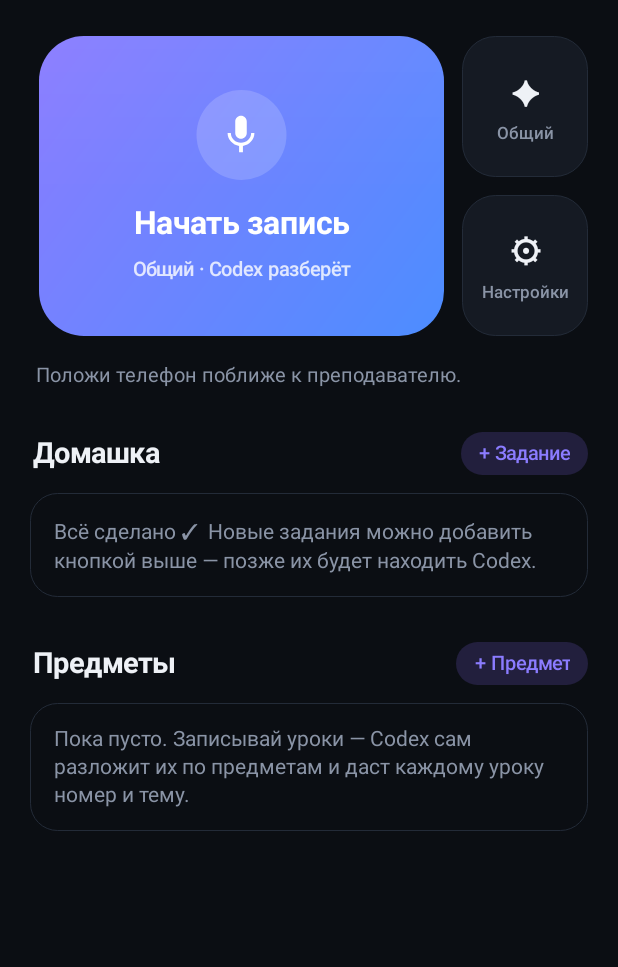
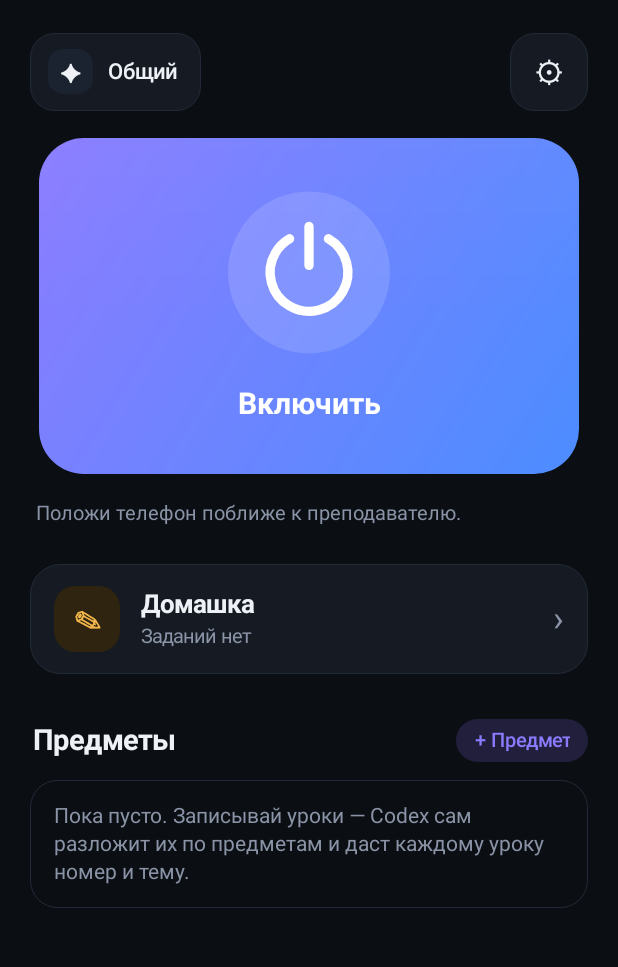
Before and after one commit to mirrip/konspektor, an Android app: the screen it shows after launch (MainActivity), on a phone screen of 412 x 824 dp, the part 105-1072 px from its top. Run offline under Robolectric (Android 15) with nearby library versions, the phone set to English and light mode, and no system bars.

Commit message:
Konspektor 0.4: power-switch button, controls above it, homework as its own section filled by Codex

```diff
--- a/app/build.gradle.kts
+++ b/app/build.gradle.kts
@@ -12,8 +12,8 @@ android {
         applicationId = "app.konspektor"
         minSdk = 26
         targetSdk = 36
-        versionCode = 3
-        versionName = "0.3"
+        versionCode = 4
+        versionName = "0.4"
     }
 
     buildTypes {
--- a/app/src/main/AndroidManifest.xml
+++ b/app/src/main/AndroidManifest.xml
@@ -32,6 +32,7 @@
 
         <activity android:name=".SubjectActivity" android:exported="false" android:windowSoftInputMode="adjustResize" />
         <activity android:name=".LessonActivity" android:exported="false" />
+        <activity android:name=".HomeworkActivity" android:exported="false" />
         <activity android:name=".SettingsActivity" android:exported="false" android:windowSoftInputMode="adjustResize" />
 
         <service
--- a/app/src/main/java/app/konspektor/MainActivity.kt
+++ b/app/src/main/java/app/konspektor/MainActivity.kt
@@ -41,24 +41,40 @@ class MainActivity : BaseActivity() {
         takeKeyFromIntent(intent)
         val col = page("Конспектор", Ui.today(), back = false)
 
-        // --- record row: big square + two small squares
-        val row = LinearLayout(this).apply { orientation = LinearLayout.HORIZONTAL }
+        // --- small controls above the big button: subject on the left, settings on the right
+        val controls = LinearLayout(this).apply {
+            orientation = LinearLayout.HORIZONTAL
+            gravity = Gravity.CENTER_VERTICAL
+        }
+        subjectSquare = LinearLayout(this).apply {
+            orientation = LinearLayout.HORIZONTAL
+            gravity = Gravity.CENTER_VERTICAL
+            background = pressable(Ui.SURFACE, 16)
+            setPadding(dp(12), 0, dp(16), 0)
+            setOnClickListener { chooseSubject() }
+        }
+        subjectIcon = text("✦", 16f, Ui.TEXT, Ui.BOLD).apply {
+            gravity = Gravity.CENTER
+            background = rounded(Ui.SURFACE2, 10)
+            layoutParams = LinearLayout.LayoutParams(dp(30), dp(30))
+        }
+        subjectName = text("Общий", 14.5f, Ui.TEXT, Ui.MEDIUM).apply {
+            setPadding(dp(10), 0, 0, 0)
+            maxLines = 1
+            ellipsize = TextUtils.TruncateAt.END
+        }
+        subjectSquare.addView(subjectIcon)
+        subjectSquare.addView(subjectName)
+        controls.addView(subjectSquare, LinearLayout.LayoutParams(ViewGroup.LayoutParams.WRAP_CONTENT, dp(52)))
+        controls.addView(View(this), LinearLayout.LayoutParams(0, 1, 1f))
+        controls.addView(iconButton("⚙") {
+            startActivity(Intent(this, SettingsActivity::class.java))
+        }.apply { background = pressable(Ui.SURFACE, 16) }, LinearLayout.LayoutParams(dp(52), dp(52)))
+        col.addView(full(controls, null, 18))
+
+        // --- the big full-width on/off button
         button = RecordButton(this).apply { setOnClickListener { onButton() } }
-        row.addView(button, LinearLayout.LayoutParams(0, dp(212), 1f))
-        val side = LinearLayout(this).apply {
-            orientation = LinearLayout.VERTICAL
-            setPadding(dp(6), dp(6), 0, dp(6))
-        }
-        subjectSquare = smallSquare("•", "Общий") { chooseSubject() }
-        subjectIcon = subjectSquare.getChildAt(0) as TextView
-        subjectName = subjectSquare.getChildAt(1) as TextView
-        side.addView(subjectSquare, LinearLayout.LayoutParams(dp(84), 0, 1f))
-        side.addView(View(this), LinearLayout.LayoutParams(1, dp(12)))
-        side.addView(smallSquare("⚙", "Настройки") {
-            startActivity(Intent(this, SettingsActivity::class.java))
-        }, LinearLayout.LayoutParams(dp(84), 0, 1f))
-        row.addView(side, LinearLayout.LayoutParams(ViewGroup.LayoutParams.WRAP_CONTENT, dp(212)))
-        col.addView(full(row, null, 14))
+        col.addView(full(button, 236, 12))
 
         statusText = text("", 13.5f, Ui.MUTED).apply { setPadding(dp(4), dp(12), dp(4), 0) }
         col.addView(full(statusText))
@@ -84,21 +100,6 @@ class MainActivity : BaseActivity() {
         subjectsCol = LinearLayout(this).apply { orientation = LinearLayout.VERTICAL }
         col.addView(full(subjectsCol))
         col.addView(spacer(28))
-    }
-
-    private fun smallSquare(icon: String, name: String, onClick: () -> Unit) = LinearLayout(this).apply {
-        orientation = LinearLayout.VERTICAL
-        gravity = Gravity.CENTER
-        background = pressable(Ui.SURFACE, 22)
-        setPadding(dp(6), dp(6), dp(6), dp(6))
-        addView(text(icon, 22f, Ui.TEXT, Ui.BOLD).apply { gravity = Gravity.CENTER })
-        addView(text(name, 11.5f, Ui.MUTED, Ui.MEDIUM).apply {
-            gravity = Gravity.CENTER
-            setPadding(0, dp(6), 0, 0)
-            maxLines = 1
-            ellipsize = TextUtils.TruncateAt.END
-        })
-        setOnClickListener { onClick() }
     }
 
     override fun onNewIntent(intent: Intent) {
@@ -139,7 +140,7 @@ class MainActivity : BaseActivity() {
     private fun chooseSubject() {
         if (AppState.recording) { toast("Предмет меняется до начала записи"); return }
         val subjects = Subjects.list(this)
-        val items = listOf("Общий — Codex разберёт сам") + subjects + "+ Новый предмет"
+        val items = listOf("Общий") + subjects + "+ Новый предмет"
         dialog().setTitle("Предмет записи")
             .setItems(items.toTypedArray()) { _, which ->
                 when (which) {
@@ -156,24 +157,6 @@ class MainActivity : BaseActivity() {
             .show()
     }
 
-    private fun addHomework() {
-        askText("Новое задание", "Например: №12 и 15 к пятнице", "Дальше") { task ->
-            val subjects = Subjects.list(this)
-            if (subjects.isEmpty()) {
-                HomeworkStore.add(this, LessonStore.GENERAL, task)
-                listSignature = ""; renderLive()
-                return@askText
-            }
-            val items = subjects + "Без предмета"
-            dialog().setTitle("По какому предмету?")
-                .setItems(items.toTypedArray()) { _, which ->
-                    HomeworkStore.add(this, if (which < subjects.size) subjects[which] else LessonStore.GENERAL, task)
-                    listSignature = ""; renderLive()
-                }
-                .show()
-        }
-    }
-
     private fun openLesson(path: String) =
         startActivity(Intent(this, LessonActivity::class.java).putExtra(LessonActivity.EXTRA_DIR, path))
 
@@ -188,7 +171,7 @@ class MainActivity : BaseActivity() {
         val subject = if (rec) AppState.lessonDir?.let { LessonStore.subject(it) } ?: "" else prefs.currentSubject
         button.recording = rec
         button.level = AppState.level
-        button.subjectText = if (subject == LessonStore.GENERAL) "Общий · Codex разберёт" else subject
+        button.subjectText = if (subject == LessonStore.GENERAL) "" else subject
         if (rec) button.timerText = Ui.timer((System.currentTimeMillis() - AppState.startedAtMs) / 1000)
 
         val general = subject == LessonStore.GENERAL
@@ -235,21 +218,58 @@ class MainActivity : BaseActivity() {
         renderSubjects(lessons)
     }
 
+    /** Homework is its own section: one card here, the full list opens on tap. */
     private fun renderHomework() {
         val open = HomeworkStore.all(this).filter { !it.done }.sortedBy { it.createdMs }
         homeworkTitle.removeAllViews()
-        section(homeworkTitle, "Домашка", if (open.isEmpty()) null else "${open.size}", "+ Задание" to { addHomework() })
         homeworkCol.removeAllViews()
-        if (open.isEmpty()) {
-            homeworkCol.addView(full(emptyNote("Всё сделано ✓  Новые задания можно добавить кнопкой выше — позже их будет находить Codex."), null, 8))
-            return
+        val c = card(clickable = true).apply {
+            setOnClickListener { startActivity(Intent(this@MainActivity, HomeworkActivity::class.java)) }
         }
-        val c = card()
-        open.forEachIndexed { i, hw ->
-            if (i > 0) c.addView(divider())
-            c.addView(homeworkRow(hw) { listSignature = ""; renderLive() })
+        val head = LinearLayout(this).apply {
+            orientation = LinearLayout.HORIZONTAL
+            gravity = Gravity.CENTER_VERTICAL
         }
-        homeworkCol.addCard(c, 8)
+        head.addView(text("✎", 18f, Ui.AMBER, Ui.BOLD).apply {
+            gravity = Gravity.CENTER
+            background = rounded(Ui.AMBER_SOFT, 14)
+            layoutParams = LinearLayout.LayoutParams(dp(44), dp(44))
+        })
+        val mid = LinearLayout(this).apply {
+            orientation = LinearLayout.VERTICAL
+            setPadding(dp(14), 0, dp(8), 0)
+        }
+        mid.addView(text("Домашка", 17f, Ui.TEXT, Ui.BOLD))
+        mid.addView(text(
+            if (open.isEmpty()) "Заданий нет" else Ui.plural(open.size, "задание", "задания", "заданий") + " не сделано",
+            13f, if (open.isEmpty()) Ui.MUTED else Ui.AMBER
+        ).apply { setPadding(0, dp(4), 0, 0) })
+        head.addView(mid, LinearLayout.LayoutParams(0, ViewGroup.LayoutParams.WRAP_CONTENT, 1f))
+        head.addView(text("›", 24f, Ui.MUTED))
+        c.addView(head)
+        // short preview of the nearest tasks
+        open.take(2).forEach { hw ->
+            c.addView(divider())
+            c.addView(LinearLayout(this).apply {
+                orientation = LinearLayout.HORIZONTAL
+                gravity = Gravity.CENTER_VERTICAL
+                addView(View(this@MainActivity).apply {
+                    background = android.graphics.drawable.GradientDrawable().apply {
+                        shape = android.graphics.drawable.GradientDrawable.OVAL
+                        setColor(Ui.subjectColor(hw.subject))
+                    }
+                    layoutParams = LinearLayout.LayoutParams(dp(8), dp(8))
+                })
+                addView(text(
+                    (if (hw.subject != LessonStore.GENERAL) hw.subject + ":  " else "") + hw.text, 14f, Ui.TEXT
+                ).apply {
+                    setPadding(dp(12), 0, 0, 0)
+                    maxLines = 1
+                    ellipsize = TextUtils.TruncateAt.END
+                })
+            })
+        }
+        homeworkCol.addCard(c, 26)
     }
 
     private fun renderSubjects(lessons: List<LessonInfo>) {
--- a/app/src/main/java/app/konspektor/RecordButton.kt
+++ b/app/src/main/java/app/konspektor/RecordButton.kt
@@ -24,7 +24,7 @@ class RecordButton(context: Context) : View(context) {
         set(v) {
             if (field != v) history.fill(0f)
             field = v
-            contentDescription = if (v) "Остановить запись" else "Начать запись"
+            contentDescription = if (v) "Выключить запись" else "Включить запись"
             invalidate()
         }
     var level = 0f
@@ -49,7 +49,11 @@ class RecordButton(context: Context) : View(context) {
         textAlign = Paint.Align.CENTER
         typeface = Ui.MEDIUM
     }
-    private val mic = context.getDrawable(R.drawable.ic_mic)!!.mutate()
+    private val stroke = Paint(Paint.ANTI_ALIAS_FLAG).apply {
+        color = Color.WHITE
+        style = Paint.Style.STROKE
+        strokeCap = Paint.Cap.ROUND
+    }
     private val rect = RectF()
     private val tmp = RectF()
     private val history = FloatArray(21)
@@ -60,7 +64,7 @@ class RecordButton(context: Context) : View(context) {
     init {
         isClickable = true
         isFocusable = true
-        contentDescription = "Начать запись"
+        contentDescription = "Включить запись"
     }
 
     override fun onTouchEvent(event: MotionEvent): Boolean {
@@ -103,19 +107,23 @@ class RecordButton(context: Context) : View(context) {
 
     private fun drawIdle(canvas: Canvas, cx: Float) {
         val h = rect.height()
-        val circleR = min(30 * d, h * 0.17f)
-        val cy = rect.top + h * 0.33f
+        val cy = rect.top + h * 0.40f
+        val ring = min(54 * d, h * 0.26f)
         soft.shader = null
-        soft.color = Color.argb(42, 255, 255, 255)
-        canvas.drawCircle(cx, cy, circleR, soft)
-        val s = (circleR * 1.05f).toInt()
-        mic.setBounds((cx - s / 2).toInt(), (cy - s / 2).toInt(), (cx + s / 2).toInt(), (cy + s / 2).toInt())
-        mic.draw(canvas)
+        soft.color = Color.argb(34, 255, 255, 255)
+        canvas.drawCircle(cx, cy, ring, soft)
+        drawPowerIcon(canvas, cx, cy, ring * 0.48f)
 
-        title.textSize = 21 * sd
-        canvas.drawText("Начать запись", cx, rect.top + h * 0.66f, title)
-        caption.textSize = 13 * sd
-        canvas.drawText(subjectText, cx, rect.top + h * 0.80f, caption)
+        title.textSize = 20 * sd
+        canvas.drawText("Включить", cx, rect.top + h * 0.82f, title)
+    }
+
+    /** The standard power symbol: an open ring with a bar through the gap. */
+    private fun drawPowerIcon(canvas: Canvas, cx: Float, cy: Float, r: Float) {
+        stroke.strokeWidth = r * 0.24f
+        tmp.set(cx - r, cy - r, cx + r, cy + r)
+        canvas.drawArc(tmp, 300f, 300f, false, stroke)
+        canvas.drawLine(cx, cy - r * 1.18f, cx, cy - r * 0.18f, stroke)
     }
 
     private fun drawRecording(canvas: Canvas, cx: Float) {
@@ -133,7 +141,10 @@ class RecordButton(context: Context) : View(context) {
         bar.alpha = blink
         canvas.drawCircle(rect.left + 22 * d, rect.top + 22 * d, 4 * d, bar)
         bar.alpha = 255
-        canvas.drawText("ЗАПИСЬ · $subjectText", rect.left + 32 * d, rect.top + 26 * d, caption)
+        canvas.drawText(
+            if (subjectText.isEmpty()) "ЗАПИСЬ" else "ЗАПИСЬ · $subjectText",
+            rect.left + 32 * d, rect.top + 26 * d, caption
+        )
         caption.textAlign = Paint.Align.CENTER
 
         title.textSize = 40 * sd
@@ -156,8 +167,17 @@ class RecordButton(context: Context) : View(context) {
         }
         bar.alpha = 255
 
-        caption.textSize = 13 * sd
-        canvas.drawText("нажми, чтобы остановить", cx, rect.top + h * 0.88f, caption)
+        // small power icon + "Выключить"
+        val iconR = 8 * d
+        title.textSize = 16 * sd
+        val label = "Выключить"
+        val tw = title.measureText(label)
+        val y = rect.top + h * 0.88f
+        val startX = cx - (tw + iconR * 2 + 10 * d) / 2
+        drawPowerIcon(canvas, startX + iconR, y - 6 * d, iconR)
+        title.textAlign = Paint.Align.LEFT
+        canvas.drawText(label, startX + iconR * 2 + 10 * d, y, title)
+        title.textAlign = Paint.Align.CENTER
         postInvalidateOnAnimation()
     }
 }
```
Also changed, not shown: app/src/main/java/app/konspektor/HomeworkActivity.kt (added, +114 -0 lines), app/src/main/java/app/konspektor/HomeworkStore.kt (+15 -5 lines), 1 other file.
